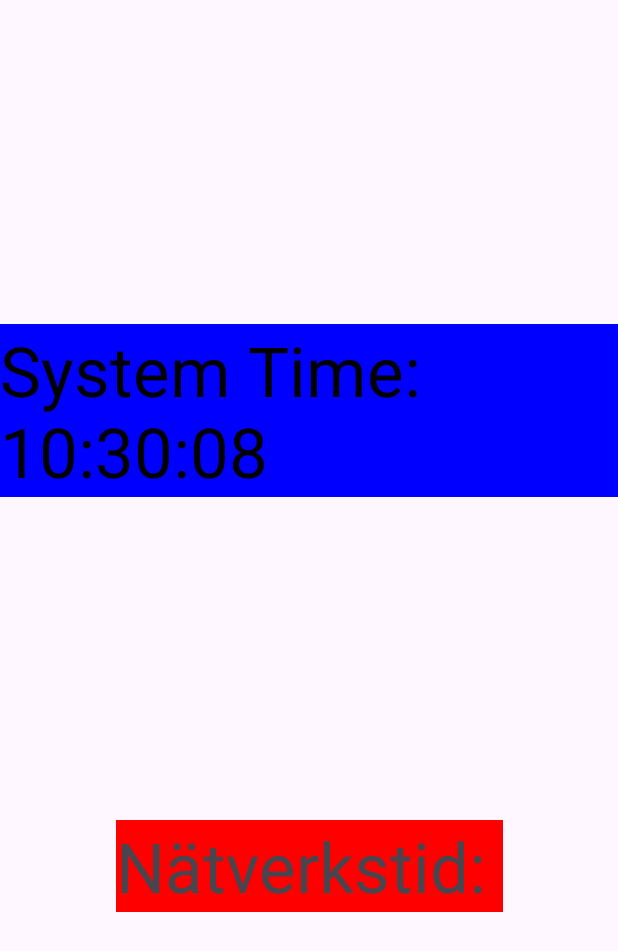
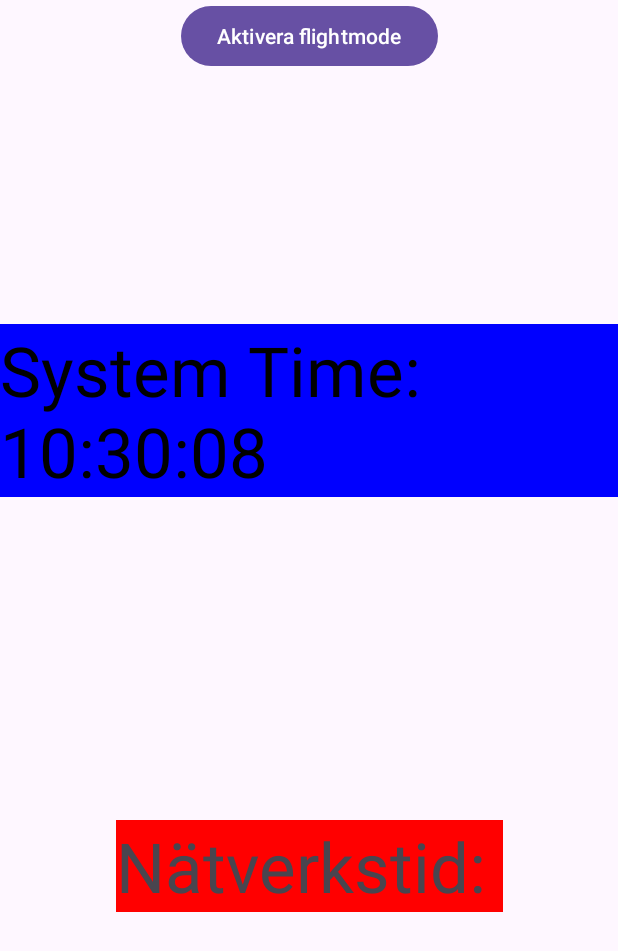
Before and after one commit to jekolsh/NTPTime, an Android app: the screen it shows after launch (MainActivity), on a phone screen of 412 x 824 dp. Shown: the top 951 px of the screen. Run offline under Robolectric (Android 15) with nearby library versions, the phone set to English and light mode, and no system bars; libraries missing offline, so code that uses them is left out: org.apache.commons; 1 statement that could not run was skipped.

Commit message:
adding button

```diff
--- a/app/src/main/res/layout/activity_main.xml
+++ b/app/src/main/res/layout/activity_main.xml
@@ -29,5 +29,14 @@
         app:layout_constraintEnd_toEndOf="parent"
         app:layout_constraintTop_toBottomOf="@id/systemTimeTextView"
         app:layout_constraintBottom_toBottomOf="parent" />
+    <Button
+        android:id="@+id/flightModeButton"
+        android:layout_width="wrap_content"
+        android:layout_height="wrap_content"
+        android:text="Aktivera flightmode"
+        app:layout_constraintTop_toTopOf="parent"
+        app:layout_constraintStart_toStartOf="parent"
+        app:layout_constraintEnd_toEndOf="parent" />
+
 
 </androidx.constraintlayout.widget.ConstraintLayout>
```
